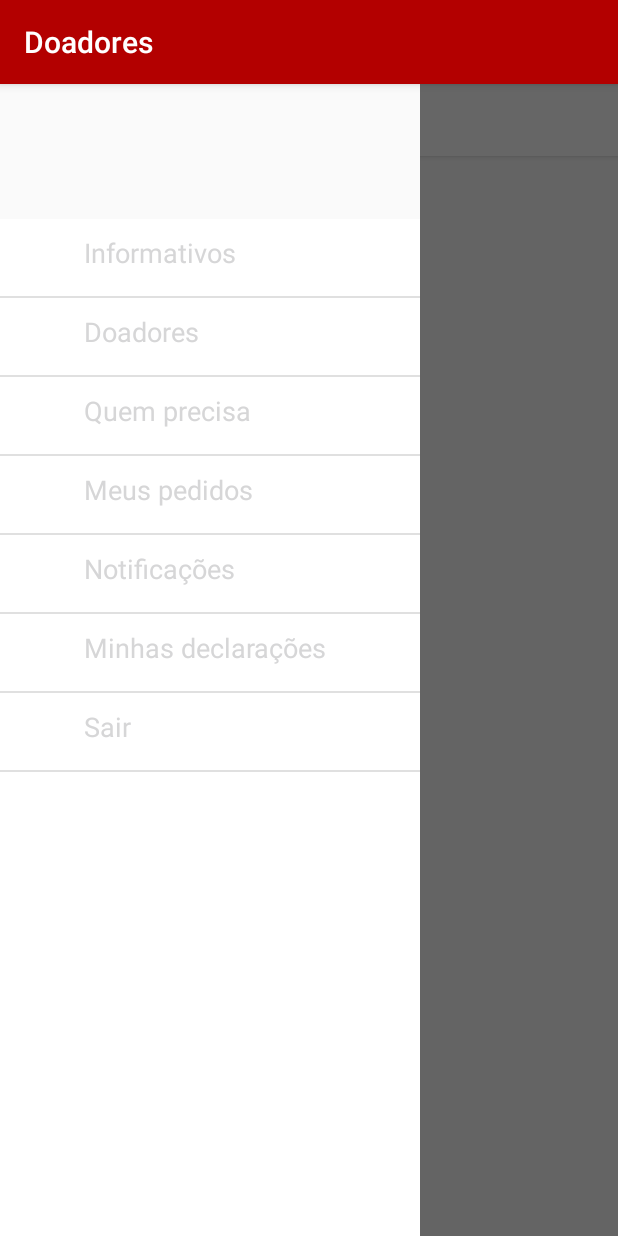
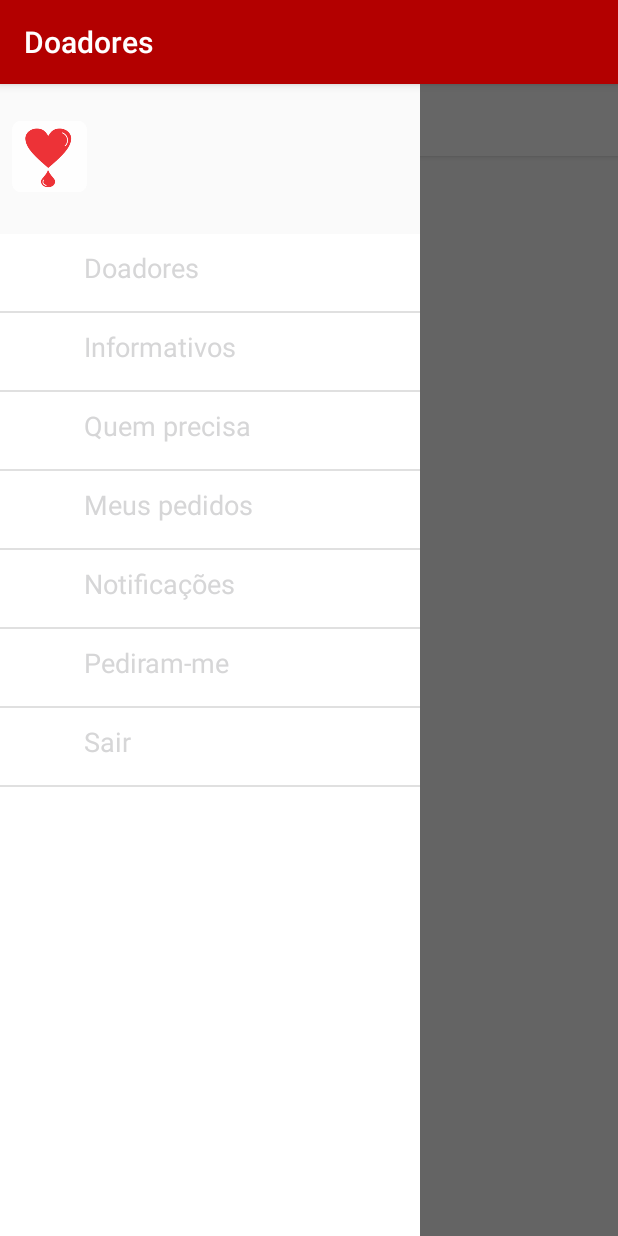
Before and after one commit to rayssaledo/DoeVida, an Android app: the DonorsActivity screen opened directly, with no data from a screen before it, with the side drawer open, on a phone screen of 412 x 824 dp. Run offline under Robolectric (Android 15) with nearby library versions, the phone set to English and light mode, and no system bars.

Commit message:
Adicionando logo no swipe e alterando o nome Minhas declarações para Pediram-me

```diff
--- a/DoeVida/app/src/main/java/projeto/les/doevida/doevida/views/DonorsActivity.java
+++ b/DoeVida/app/src/main/java/projeto/les/doevida/doevida/views/DonorsActivity.java
@@ -97,12 +97,12 @@ public class DonorsActivity extends AppCompatActivity {
     }
 
     public void setmDrawer(ArrayList<NavItem> mNavItems){
+        mNavItems.add(new NavItem("Doadores"));
         mNavItems.add(new NavItem("Informativos"));
-        mNavItems.add(new NavItem("Doadores"));
         mNavItems.add(new NavItem("Quem precisa"));
         mNavItems.add(new NavItem("Meus pedidos"));
         mNavItems.add(new NavItem("Notificações"));
-        mNavItems.add(new NavItem("Minhas declarações"));
+        mNavItems.add(new NavItem("Pediram-me"));
         mNavItems.add(new NavItem("Sair"));
 
         mDrawerLayout = (DrawerLayout) findViewById(R.id.drawerLayout);
@@ -115,12 +115,12 @@ public class DonorsActivity extends AppCompatActivity {
             @Override
             public void onItemClick(AdapterView<?> parent, View view, int position, long id) {
 
-                if (position == 0) { // informativos
-//                    mDrawerLayout.closeDrawer(mDrawerPane);
-//                    setView(DonorsActivity.this, LoginActivity.class);
-                } else if (position == 1) { // doadores
+                if (position == 0) { // Doadores
                     mDrawerLayout.closeDrawer(mDrawerPane);
                     setView(DonorsActivity.this, DonorsActivity.class);
+                } else if (position == 1) { // Informativos
+//                    mDrawerLayout.closeDrawer(mDrawerPane);
+//                    setView(DonorsActivity.this, DonorsActivity.class);
                 } else if (position == 2) { // quem precisa
 //                    mDrawerLayout.closeDrawer(mDrawerPane);
 //                    setView(DonorsActivity.this, UserCadastreActivity.class);
@@ -130,7 +130,7 @@ public class DonorsActivity extends AppCompatActivity {
                 } else if (position == 4) { // notificacoes
 //                    mDrawerLayout.closeDrawer(mDrawerPane);
 //                    setView(DonorsActivity.this, UserCadastreActivity.class);
-                } else if (position == 5) { // minhas declaracoes
+                } else if (position == 5) { // Pediram-me
 //                    mDrawerLayout.closeDrawer(mDrawerPane);
 //                    setView(DonorsActivity.this, UserCadastreActivity.class);
                 } else if (position == 6) { // sair
--- a/DoeVida/app/src/main/res/layout/activity_donors.xml
+++ b/DoeVida/app/src/main/res/layout/activity_donors.xml
@@ -58,7 +58,7 @@
         <RelativeLayout
             android:id="@+id/profileBox"
             android:layout_width="match_parent"
-            android:layout_height="90dp"
+            android:layout_height="100dp"
             android:background="@color/background_material_light"
             android:padding="8dp" >
 
@@ -66,9 +66,11 @@
                 android:id="@+id/logotipo"
                 android:layout_width="50dp"
                 android:layout_height="50dp"
-                android:layout_marginTop="15dp" />
+                android:layout_marginTop="15dp"
+                android:src="@drawable/ic_laucher"/>
 
             <LinearLayout
+                android:id="@+id/layout_profile"
                 android:layout_width="wrap_content"
                 android:layout_height="42dp"
                 android:layout_centerVertical="true"
@@ -91,6 +93,21 @@
                     android:layout_marginTop="4dp"
                     android:textSize="12sp" />
             </LinearLayout>
+
+            <Button
+                android:id="@+id/btn_ver_perfil"
+                android:layout_width="wrap_content"
+                android:layout_height="wrap_content"
+                android:layout_gravity="bottom"
+                android:layout_centerVertical="true"
+                android:layout_marginLeft="30dp"
+                android:textSize="16sp"
+                android:text="@string/btn_ver_perfil"
+                android:textAllCaps="false"
+                android:layout_below="@+id/layout_profile"
+                style="@style/Widget.AppCompat.Button.Borderless"
+                android:textColor="@color/red"/>
+
         </RelativeLayout>
 
         <!-- List of Actions (pages) -->
--- a/DoeVida/app/src/main/res/values/strings.xml
+++ b/DoeVida/app/src/main/res/values/strings.xml
@@ -28,6 +28,7 @@
     <string name="ab_negativo">AB-</string>
     <string name="o_positivo">O+</string>
     <string name="o_negativo">O-</string>
+    <string name="btn_ver_perfil">Ver perfil</string>
 
     <string name="err_msg_name">Insira seu nome completo</string>
     <string name="err_msg_birth">Insira sua data de nascimento</string>
```
